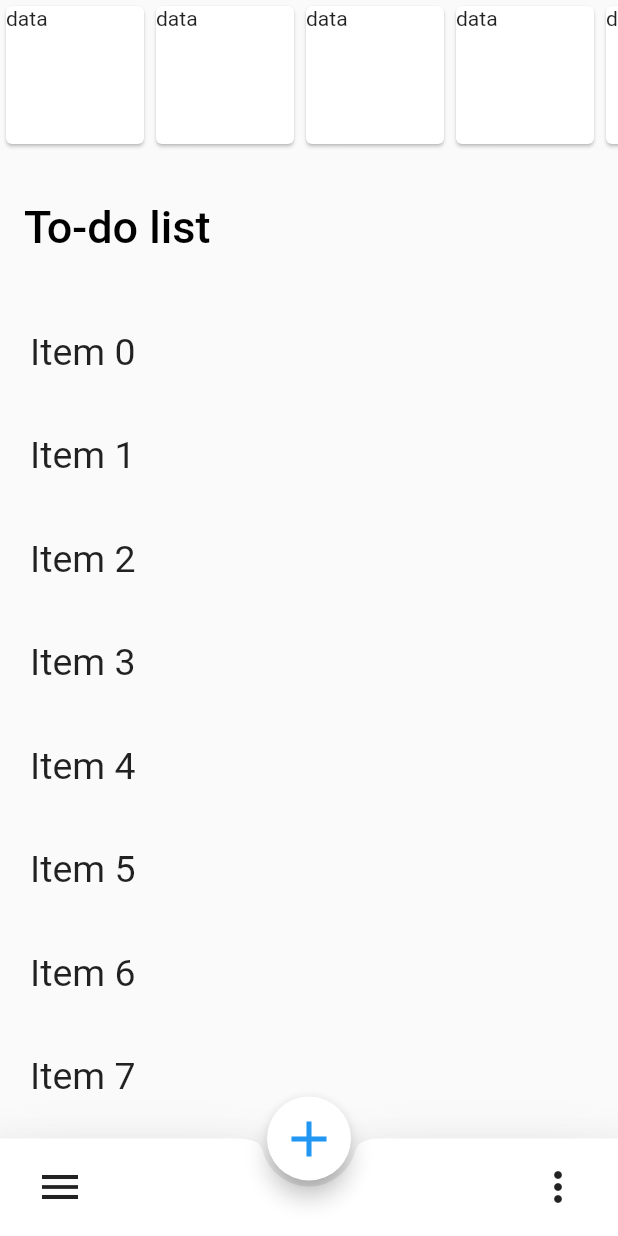
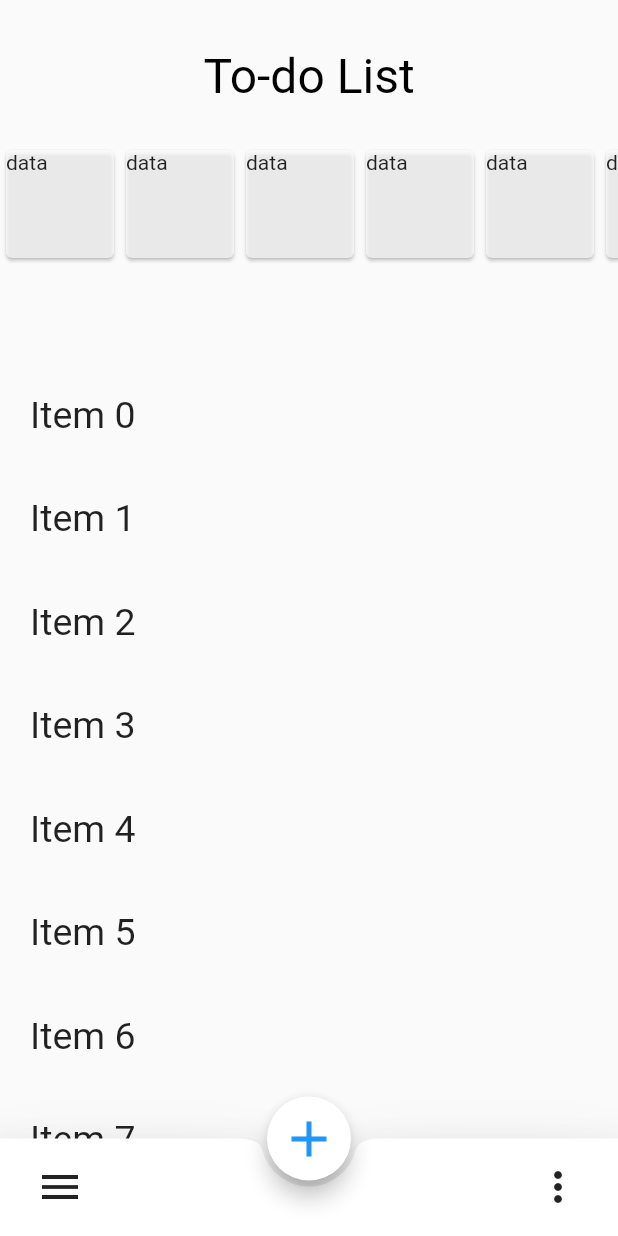
Before and after one commit to MrTeetotum/To-do-List-app, a Flutter app: the screen it shows after launch, on a phone screen of 412 x 824 dp. Run offline on Flutter 3.47's test engine with Material 2 defaults, Android fonts, the phone set to English and light mode, and no system bars.

Commit message:
Update UI, Add day list with horizontal scroll

```diff
--- a/lib/ui/screens/todo_list.dart
+++ b/lib/ui/screens/todo_list.dart
@@ -12,56 +12,9 @@ class MyHomePage extends StatefulWidget {
 }
 
 class _MyHomePageState extends State<MyHomePage> {
-  int _counter = 0;
-
-  void _incrementCounter() {
-    setState(() {
-      _counter++;
-    });
-  }
-
   @override
   Widget build(BuildContext context) {
-    return new Scaffold(
-      body: CustomScrollView(
-        slivers: <Widget>[
-          SliverToBoxAdapter(
-              child: Container(
-                  height: 100.0,
-                  child: ListView.builder(
-                      scrollDirection: Axis.horizontal,
-                      itemCount: 10,
-                      itemBuilder: (context, index) {
-                        return Container(
-                            width: 100.0,
-                            child: Card(
-                              child: Text('data'),
-                            ));
-                      }))),
-          SliverAppBar(
-            titleSpacing: 50.0,
-            expandedHeight: 100.0,
-            flexibleSpace: const FlexibleSpaceBar(
-              titlePadding: EdgeInsetsDirectional.only(start: 16, bottom: 32),
-              title: Text(
-                "To-do list",
-                style: TextStyle(
-                  color: Colors.black,
-                ),
-              ),
-              centerTitle: false,
-            ),
-            floating: false,
-            pinned: false,
-            snap: false,
-            brightness: Brightness.light,
-            backgroundColor: Colors.transparent,
-          ),
-          new SliverList(
-            delegate: new SliverChildListDelegate(_buildList(50)),
-          ),
-        ],
-      ),
+    return Scaffold(
       bottomNavigationBar: BottomAppBar(
         child: Container(
           height: 65.0,
@@ -82,7 +35,8 @@ class _MyHomePageState extends State<MyHomePage> {
                 onPressed: () {},
               )
             ],
-            )),
+          ),
+        ),
         elevation: 20.0,
         shape: CircularNotchedRectangle(),
       ),
@@ -90,11 +44,41 @@ class _MyHomePageState extends State<MyHomePage> {
       floatingActionButton: FloatingActionButton(
         backgroundColor: Colors.white,
         foregroundColor: Colors.blue,
-        onPressed: _incrementCounter,
+        onPressed: () {},
         tooltip: 'Add a task',
         child: Icon(
           Icons.add,
           size: 40.0,
+        ),
+      ),
+      body: Padding(
+        padding: const EdgeInsets.only(top: 32.0),
+        child: Column(
+          children: <Widget>[
+            Container(
+              child: Text(
+                'To-do List',
+                textAlign: TextAlign.start,
+                style: TextStyle(
+                  color: Colors.black,
+                  fontSize: 32.0,
+                ),
+              ),
+            ),
+            Expanded(
+              flex: 1,
+              child: Padding(
+                padding: const EdgeInsets.only(top: 16.0),
+                child: Container(
+                  child: getDayList(),
+                ),
+              ),
+            ),
+            Expanded(
+              flex: 3,
+              child: getTodoList(),
+            ),
+          ],
         ),
       ),
     );
@@ -104,13 +88,56 @@ class _MyHomePageState extends State<MyHomePage> {
     List<Widget> listItems = List();
 
     for (int i = 0; i < count; i++) {
-      listItems.add(new Padding(
-          padding: new EdgeInsets.all(20.0),
-          child: new Text('Item ${i.toString()}',
-              style: new TextStyle(fontSize: 25.0))));
+      listItems.add(
+        Padding(
+          padding: EdgeInsets.all(20.0),
+          child: Text(
+            'Item ${i.toString()}',
+            style: TextStyle(fontSize: 25.0),
+          ),
+        ),
+      );
     }
 
     return listItems;
+  }
+
+  Widget getDayList() {
+    return Padding(
+      padding: const EdgeInsets.symmetric(vertical: 10.0),
+      child: CustomScrollView(
+        slivers: <Widget>[
+          SliverToBoxAdapter(
+            child: Container(
+              height: 80.0,
+              child: ListView.builder(
+                scrollDirection: Axis.horizontal,
+                itemCount: 10,
+                itemBuilder: (context, index) {
+                  return Container(
+                    width: 80.0,
+                    child: Card(
+                      color: Colors.white70,
+                      child: Text('data'),
+                    ),
+                  );
+                },
+              ),
+            ),
+          )
+        ],
+      ),
+    );
+  }
+
+  CustomScrollView getTodoList() {
+    return CustomScrollView(
+      slivers: <Widget>[
+        SliverList(
+          delegate: SliverChildListDelegate(_buildList(50)),
+        ),
+      ],
+    );
   }
 
   List _buildDayList(int count) {
```
Lines whose indentation alone changed are shown as unchanged.
